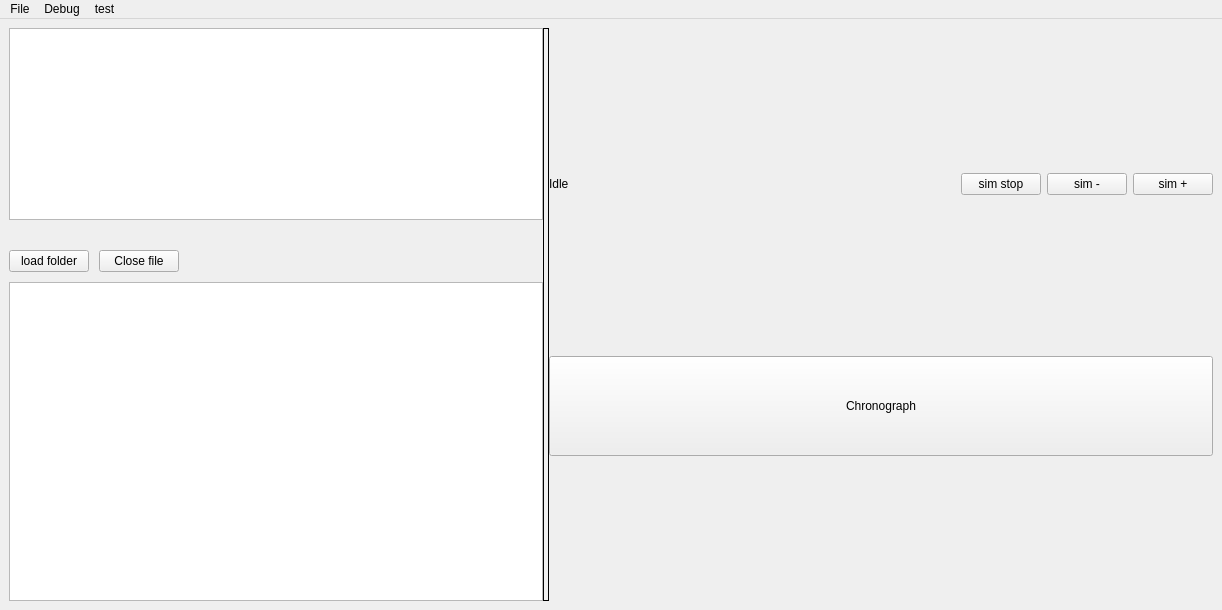
Above: code/ui_design/mainwindow.ui from LirokWid/QT_VHDL_simulator before the change. Below: the same form after it.
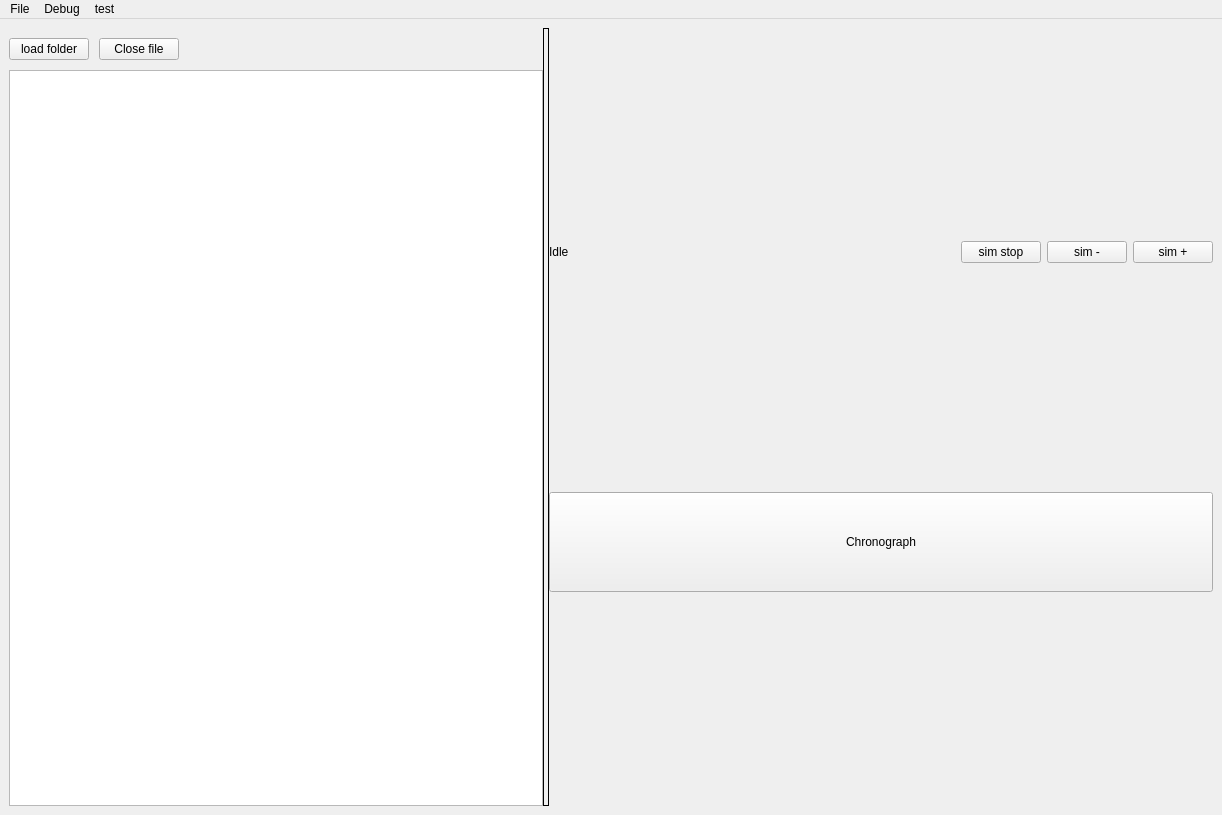
That is the form after the change.

Commit message: size policy update for mainwindow.ui

What changed in the file:
```diff
--- a/code/ui_design/mainwindow.ui
+++ b/code/ui_design/mainwindow.ui
@@ -7,13 +7,19 @@
     <x>0</x>
     <y>0</y>
     <width>1222</width>
-    <height>610</height>
+    <height>815</height>
    </rect>
   </property>
+  <property name="sizePolicy">
+   <sizepolicy hsizetype="MinimumExpanding" vsizetype="MinimumExpanding">
+    <horstretch>0</horstretch>
+    <verstretch>0</verstretch>
+   </sizepolicy>
+  </property>
   <property name="minimumSize">
    <size>
-    <width>200</width>
-    <height>200</height>
+    <width>1080</width>
+    <height>815</height>
    </size>
   </property>
   <property name="windowTitle">
@@ -22,19 +28,25 @@
   <widget class="QWidget" name="centralwidget">
    <property name="minimumSize">
     <size>
-     <width>0</width>
-     <height>0</height>
+     <width>1080</width>
+     <height>720</height>
     </size>
    </property>
    <layout class="QHBoxLayout" name="horizontalLayout_3">
     <item>
      <widget class="QSplitter" name="splitter">
       <property name="sizePolicy">
-       <sizepolicy hsizetype="MinimumExpanding" vsizetype="MinimumExpanding">
+       <sizepolicy hsizetype="MinimumExpanding" vsizetype="Expanding">
         <horstretch>0</horstretch>
         <verstretch>0</verstretch>
        </sizepolicy>
       </property>
+      <property name="minimumSize">
+       <size>
+        <width>1080</width>
+        <height>720</height>
+       </size>
+      </property>
       <property name="cursor">
        <cursorShape>ArrowCursor</cursorShape>
       </property>
@@ -67,42 +79,26 @@
       <widget class="QWidget" name="layoutWidget">
        <layout class="QGridLayout" name="fileSelectionGrid">
         <property name="sizeConstraint">
-         <enum>QLayout::SetNoConstraint</enum>
+         <enum>QLayout::SetDefaultConstraint</enum>
         </property>
         <property name="spacing">
          <number>10</number>
         </property>
         <item row="2" column="0">
-         <spacer name="spacer">
-          <property name="orientation">
-           <enum>Qt::Vertical</enum>
-          </property>
-          <property name="sizeType">
-           <enum>QSizePolicy::Fixed</enum>
-          </property>
-          <property name="sizeHint" stdset="0">
-           <size>
-            <width>10</width>
-            <height>20</height>
-           </size>
-          </property>
-         </spacer>
-        </item>
-        <item row="3" column="0">
          <layout class="QVBoxLayout" name="verticalLayout_4">
           <property name="sizeConstraint">
-           <enum>QLayout::SetMinimumSize</enum>
+           <enum>QLayout::SetMaximumSize</enum>
           </property>
           <item>
            <layout class="QHBoxLayout" name="treeViewBtnLayout">
             <property name="sizeConstraint">
-             <enum>QLayout::SetDefaultConstraint</enum>
+             <enum>QLayout::SetMaximumSize</enum>
             </property>
             <item>
              <widget class="QPushButton" name="folder_btn">
               <property name="minimumSize">
                <size>
-                <width>80</width>
+                <width>70</width>
                 <height>0</height>
                </size>
               </property>
@@ -115,7 +111,7 @@
              <widget class="QPushButton" name="closeFile">
               <property name="minimumSize">
                <size>
-                <width>80</width>
+                <width>70</width>
                 <height>0</height>
                </size>
               </property>
@@ -129,9 +125,12 @@
               <property name="orientation">
                <enum>Qt::Horizontal</enum>
               </property>
+              <property name="sizeType">
+               <enum>QSizePolicy::MinimumExpanding</enum>
+              </property>
               <property name="sizeHint" stdset="0">
                <size>
-                <width>40</width>
+                <width>20</width>
                 <height>20</height>
                </size>
               </property>
@@ -150,28 +149,28 @@
             <property name="minimumSize">
              <size>
               <width>200</width>
-              <height>200</height>
+              <height>201</height>
              </size>
             </property>
            </widget>
           </item>
          </layout>
         </item>
-        <item row="0" column="0">
-         <widget class="QTableView" name="filesTable">
-          <property name="sizePolicy">
-           <sizepolicy hsizetype="MinimumExpanding" vsizetype="Preferred">
-            <horstretch>0</horstretch>
-            <verstretch>0</verstretch>
-           </sizepolicy>
+        <item row="1" column="0">
+         <spacer name="spacer">
+          <property name="orientation">
+           <enum>Qt::Horizontal</enum>
           </property>
-          <property name="baseSize">
+          <property name="sizeType">
+           <enum>QSizePolicy::Fixed</enum>
+          </property>
+          <property name="sizeHint" stdset="0">
            <size>
-            <width>50</width>
-            <height>0</height>
+            <width>200</width>
+            <height>10</height>
            </size>
           </property>
-         </widget>
+         </spacer>
         </item>
        </layout>
       </widget>
```
Left out of the diff: 2 changed lines with no effect on the pictures.
